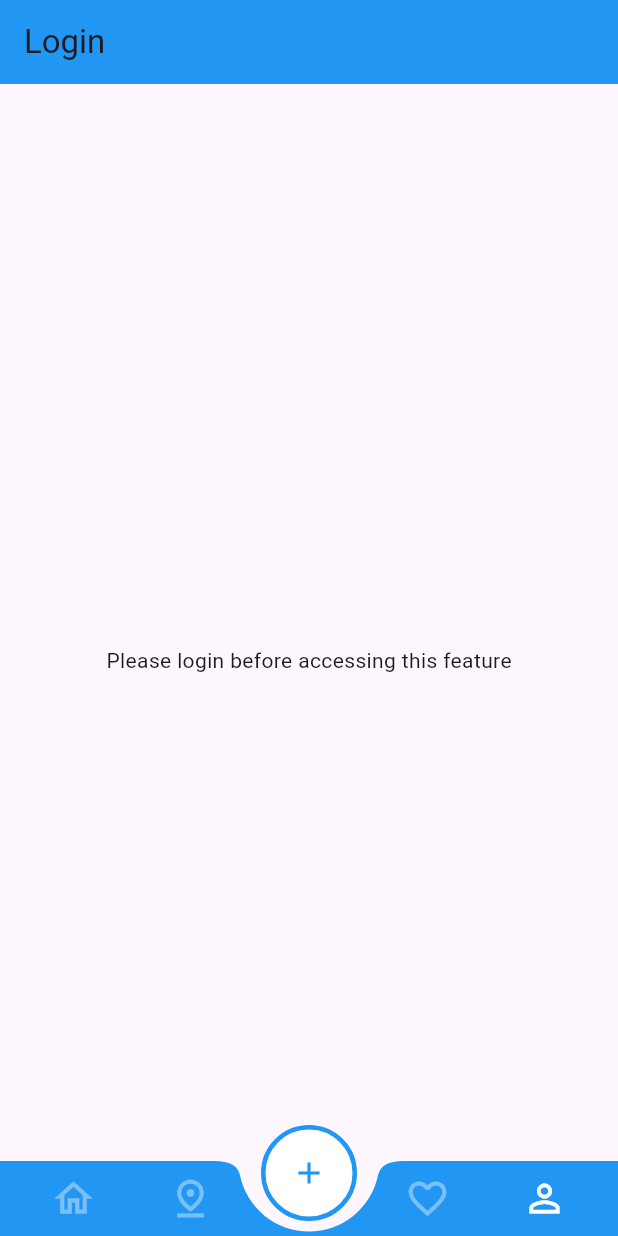
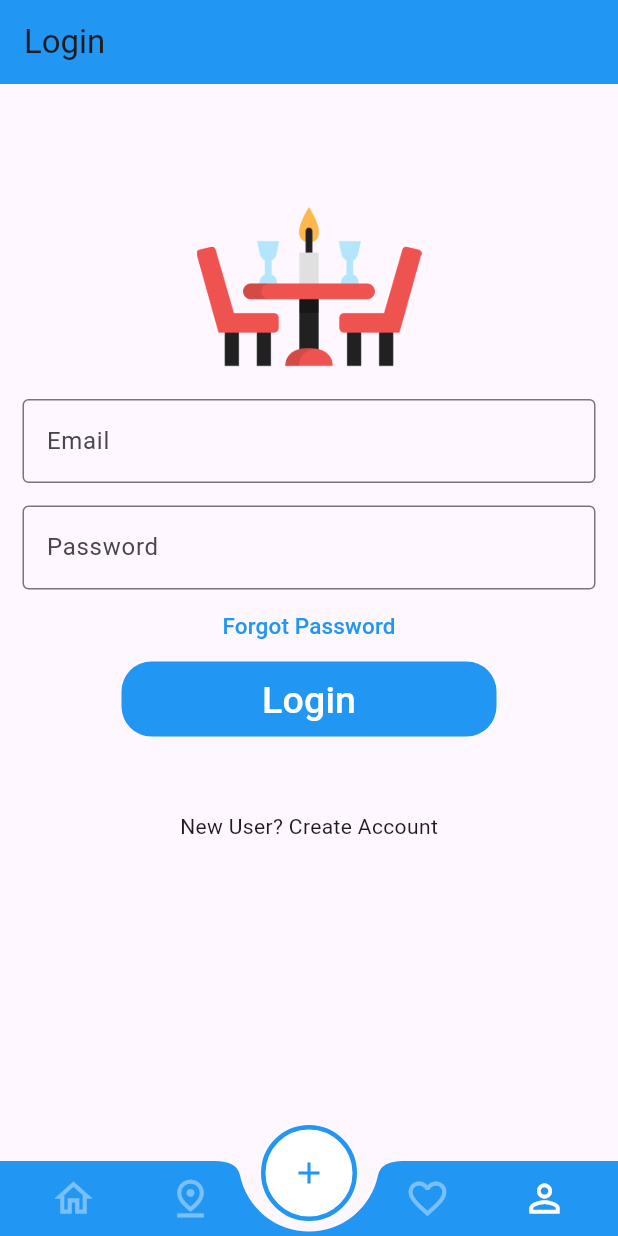
Before and after one commit to abhiroop43/flutter_restaurants_mobile_ui, a Flutter app: the screen it shows after launch, item 4 of the bottom bar chosen, on a phone screen of 412 x 824 dp. Run offline on Flutter 3.47's test engine with Material 3 defaults, Android fonts, the phone set to English and light mode, and no system bars.

Commit message:
feat: added basic layout of the login screen

```diff
--- a/lib/login_page.dart
+++ /dev/null
@@ -1,19 +0,0 @@
-import 'package:flutter/material.dart';
-import 'package:restaurants_mobile_ui/main.dart';
-
-class LoginPage extends StatelessWidget {
-  const LoginPage({super.key});
-
-  @override
-  Widget build(BuildContext context) {
-    return Scaffold(
-      appBar: AppBar(
-        title: Text('Login'),
-        backgroundColor: primaryColor,
-      ),
-      body: Center(
-        child: Text('Please login before accessing this feature'),
-      ),
-    );
-  }
-}
--- /dev/null
+++ b/lib/login_screen.dart
@@ -0,0 +1,91 @@
+import 'package:flutter/material.dart';
+import 'package:restaurants_mobile_ui/main.dart';
+import 'package:restaurants_mobile_ui/profile_screen.dart';
+
+class LoginScreen extends StatefulWidget {
+  const LoginScreen({super.key});
+
+  @override
+  _LoginScreen createState() => _LoginScreen();
+}
+
+class _LoginScreen extends State<LoginScreen> {
+  @override
+  Widget build(BuildContext context) {
+    return Scaffold(
+      appBar: AppBar(
+        title: Text('Login'),
+        backgroundColor: primaryColor,
+      ),
+      body: SingleChildScrollView(
+        child: Column(
+          children: <Widget>[
+            Padding(
+              padding: const EdgeInsets.only(top: 60.0),
+              child: Center(
+                child: SizedBox(
+                    width: 200,
+                    height: 150,
+                    /*decoration: BoxDecoration(
+                        color: Colors.red,
+                        borderRadius: BorderRadius.circular(50.0)),*/
+                    child: Image(image: AssetImage('assets/images/rms.png'))),
+              ),
+            ),
+            Padding(
+              //padding: const EdgeInsets.only(left:15.0,right: 15.0,top:0,bottom: 0),
+              padding: EdgeInsets.symmetric(horizontal: 15),
+              child: TextField(
+                decoration: InputDecoration(
+                    border: OutlineInputBorder(),
+                    labelText: 'Email',
+                    hintText: 'someone@example.com'),
+              ),
+            ),
+            Padding(
+              padding: const EdgeInsets.only(
+                  left: 15.0, right: 15.0, top: 15, bottom: 0),
+              //padding: EdgeInsets.symmetric(horizontal: 15),
+              child: TextField(
+                obscureText: true,
+                decoration: InputDecoration(
+                    border: OutlineInputBorder(),
+                    labelText: 'Password',
+                    hintText: '**********'),
+              ),
+            ),
+            TextButton(
+              onPressed: () {
+                //TODO FORGOT PASSWORD SCREEN GOES HERE
+              },
+              child: Text(
+                'Forgot Password',
+                style: TextStyle(color: Colors.blue, fontSize: 15),
+              ),
+            ),
+            Container(
+              height: 50,
+              width: 250,
+              decoration: BoxDecoration(
+                  color: Colors.blue, borderRadius: BorderRadius.circular(20)),
+              child: TextButton(
+                onPressed: () {
+                  Navigator.push(context,
+                      MaterialPageRoute(builder: (_) => ProfileScreen()));
+                },
+                child: Text(
+                  'Login',
+                  style: TextStyle(color: Colors.white, fontSize: 25),
+                ),
+              ),
+            ),
+            SizedBox(
+              height: 50,
+            ),
+            Text('New User? Create Account')
+          ],
+        ),
+      ),
+    );
+  }
+}
--- a/lib/main_screen.dart
+++ b/lib/main_screen.dart
@@ -1,5 +1,5 @@
 import 'package:flutter/material.dart';
-import 'package:restaurants_mobile_ui/login_page.dart';
+import 'package:restaurants_mobile_ui/login_screen.dart';
 import 'package:restaurants_mobile_ui/main.dart';
 import 'package:restaurants_mobile_ui/nav_bar.dart';
 import 'package:restaurants_mobile_ui/nav_model.dart';
@@ -32,7 +32,7 @@ class _MainScreenState extends State<MainScreen> {
       NavModel(page: TabPage(tab: Tabs.maps.index), navKey: mapNavKey),
       NavModel(
           page: TabPage(tab: Tabs.favorites.index), navKey: favoritesNavKey),
-      NavModel(page: LoginPage(), navKey: profileNavKey)
+      NavModel(page: LoginScreen(), navKey: profileNavKey)
     ];
   }
 
@@ -46,6 +46,7 @@ class _MainScreenState extends State<MainScreen> {
         }
       },
       child: Scaffold(
+        resizeToAvoidBottomInset: false,
         bottomNavigationBar: NavBar(
           pageIndex: selectedTab,
           onTap: (index) {
--- /dev/null
+++ b/lib/profile_screen.dart
@@ -0,0 +1,23 @@
+import 'package:flutter/material.dart';
+import 'package:restaurants_mobile_ui/main.dart';
+
+class ProfileScreen extends StatefulWidget {
+  const ProfileScreen({super.key});
+
+  @override
+  _ProfileScreenState createState() => _ProfileScreenState();
+}
+
+class _ProfileScreenState extends State<ProfileScreen> {
+  @override
+  Widget build(BuildContext context) {
+    return Scaffold(
+        appBar: AppBar(
+          title: Text('Profile'),
+          backgroundColor: primaryColor,
+        ),
+        body: Center(
+          child: Text('Congratulations, you have logged in'),
+        ));
+  }
+}
--- a/pubspec.yaml
+++ b/pubspec.yaml
@@ -58,9 +58,8 @@ flutter:
   uses-material-design: true
 
   # To add assets to your application, add an assets section, like this:
-  # assets:
-  #   - images/a_dot_burr.jpeg
-  #   - images/a_dot_ham.jpeg
+  assets:
+    - ./assets/images/
 
   # An image asset can refer to one or more resolution-specific "variants", see
   # https://flutter.dev/to/resolution-aware-images
```
Also changed, not shown: assets/images/rms.png (added).
